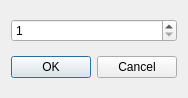
Before: the Qt Designer form QT_Peter/dialoginputvalue.ui in kimphg/LT_peter, drawn with Qt 5.
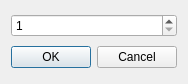
After: the same form once the commit is applied.

```diff
--- a/QT_Peter/dialoginputvalue.ui
+++ b/QT_Peter/dialoginputvalue.ui
@@ -7,7 +7,7 @@
     <x>0</x>
     <y>0</y>
     <width>174</width>
-    <height>98</height>
+    <height>84</height>
    </rect>
   </property>
   <property name="windowTitle">
```
